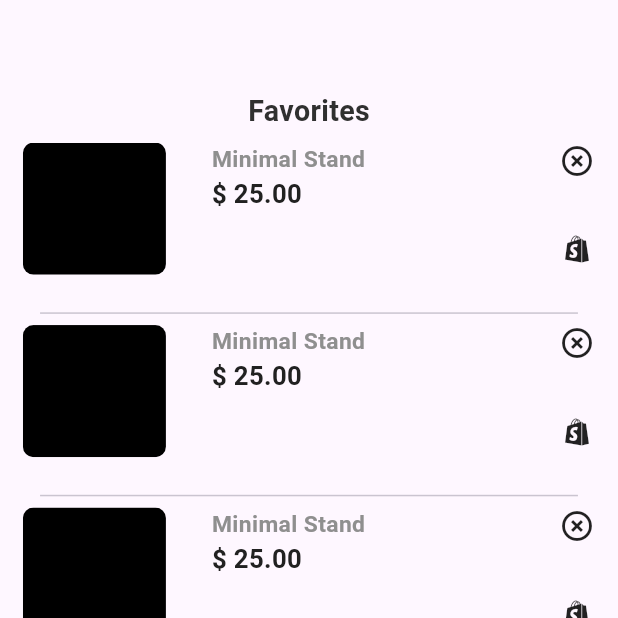
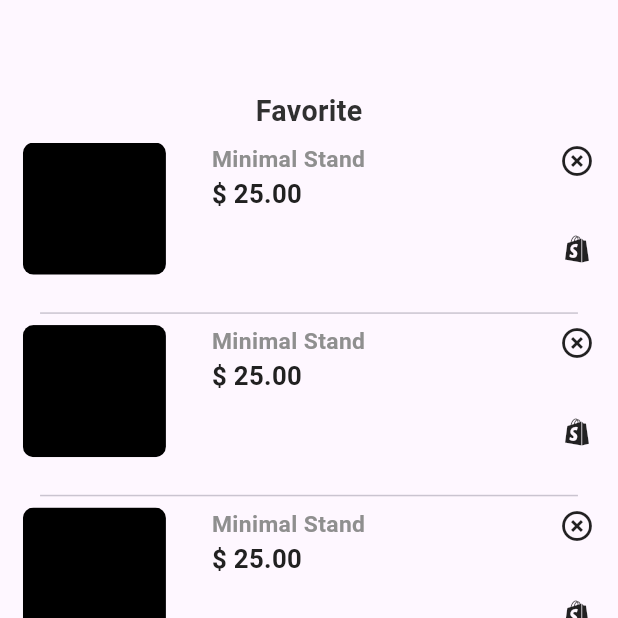
Before and after one commit to sami-MhdAmin/mall-automation-system, a Flutter app: the FavoritePage screen opened directly, on a phone screen of 412 x 824 dp, the top half of it. Run offline on Flutter 3.47's test engine with Material 2 defaults, Android fonts, the phone set to English and light mode, and no system bars; our stand-ins replace bloc, carousel_slider, connectivity_plus, convex_bottom_bar, dartz, dio and 10 more; missing offline and left inert: flutter_paypal_checkout; accounts and stored records are empty; network calls fail; Roboto replaces fonts that are missing (Merriweather, Nunito Sans); project files that could hold a hidden picture were left out; key blocks and very long unbroken strings in the code were emptied for the run.

Commit message:
translate cart and favorite

```diff
--- a/asset/translations/en-US.json
+++ b/asset/translations/en-US.json
@@ -86,5 +86,9 @@
     "pleaseEnterUserName":"Please enter user name",
     "signIn":"SIGN IN",
     "doNotHaveAnAccount":"Don’t have an account?",
-    "alreadyHaveAnAccount":"Already have an account?"
+    "alreadyHaveAnAccount":"Already have an account?",
+    "shippingAddress":"shippingAddress",
+    "orderList":"order list",
+    "home":"Home",
+    "favorite":"Favorite"
 }
--- a/lib/core/resource/string_manager.dart
+++ b/lib/core/resource/string_manager.dart
@@ -102,6 +102,12 @@ class StringManager {
   static String signIn = 'signIn';
   static String doNotHaveAnAccount = 'doNotHaveAnAccount';
   static String alreadyHaveAnAccount = 'alreadyHaveAnAccount';
+  //end login
+  //start cart
+  static String shippingAddress = 'shippingAddress';
+  static String orderList = 'orderList';
+  static String home = 'home';
+  static String favorite = 'favorite';
 
-  //end login
+  //end cart
 }
--- a/lib/featuers/Favorite/presentation/pages/favorite.dart
+++ b/lib/featuers/Favorite/presentation/pages/favorite.dart
@@ -7,7 +7,7 @@ class FavoritePage extends StatelessWidget {
 
   @override
   Widget build(BuildContext context) {
-    return Scaffold(
+    return const Scaffold(
       body: FavoriteBody(),
     );
   }
--- a/lib/featuers/Favorite/presentation/widgets/favorite_body.dart
+++ b/lib/featuers/Favorite/presentation/widgets/favorite_body.dart
@@ -1,11 +1,13 @@
 import 'package:flutter/material.dart';
 import 'package:flutter_screenutil/flutter_screenutil.dart';
+import 'package:jessy_mall/core/resource/string_manager.dart';
 
 import 'package:jessy_mall/core/widgets/custom_button.dart';
 import 'package:jessy_mall/core/widgets/custom_counter.dart';
 import 'package:jessy_mall/core/widgets/header_page.dart';
 import 'package:jessy_mall/featuers/Favorite/presentation/widgets/favorite_card.dart';
 import 'package:jessy_mall/featuers/cart/presentation/widgets/cart_card.dart';
+import 'package:easy_localization/easy_localization.dart';
 
 class FavoriteBody extends StatelessWidget {
   const FavoriteBody({super.key});
@@ -18,7 +20,7 @@ class FavoriteBody extends StatelessWidget {
         children: [
           HeaderPage(
             left: false,
-            title: "Favorites",
+            title: StringManager.favorite.tr(),
           ),
           Expanded(
             child: Stack(
```
Also changed, not shown: asset/translations/ar-SA.json (+6 -1 lines), lib/featuers/cart/presentation/widgets/my_cart_body.dart (+4 -4 lines).
